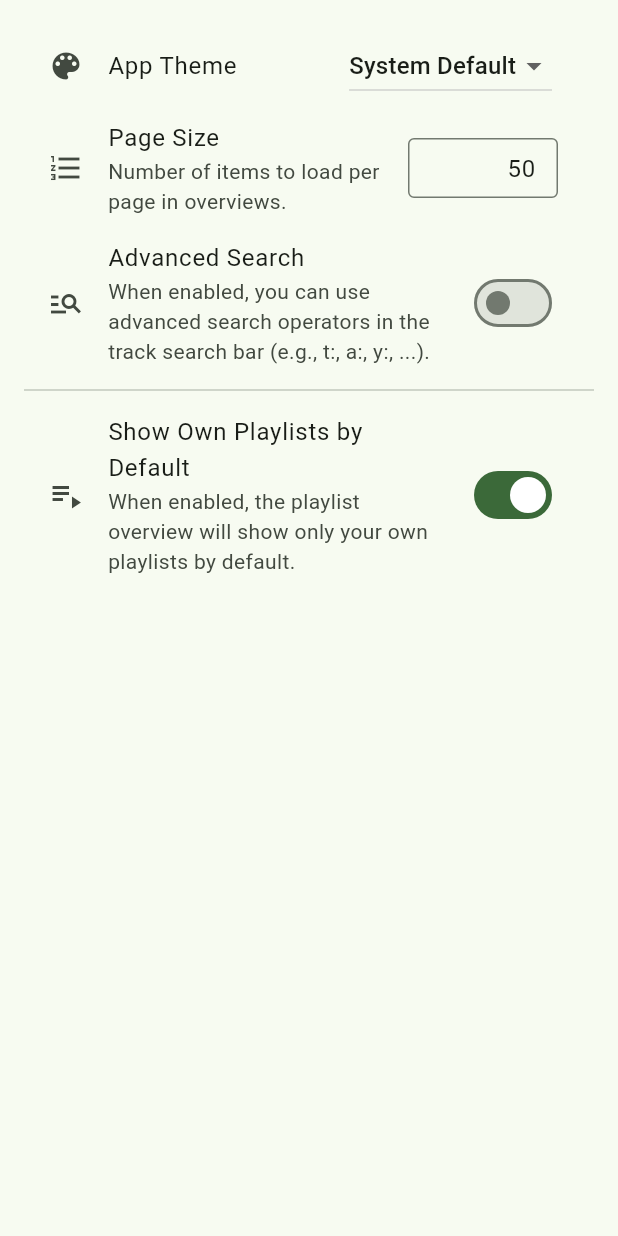
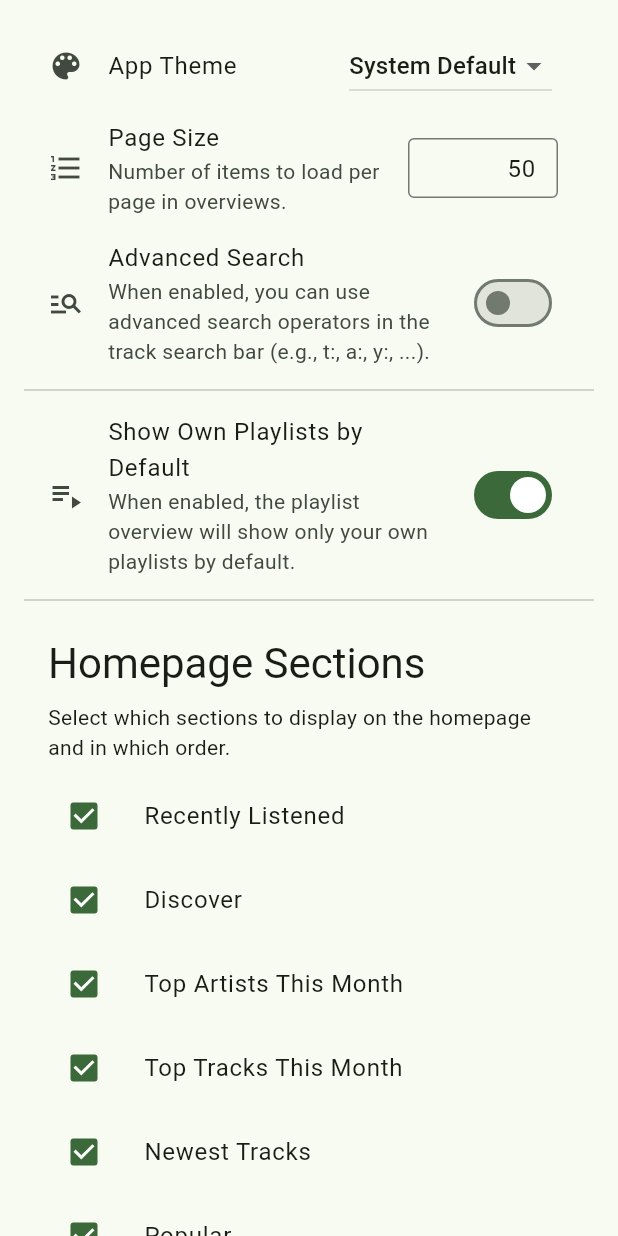
Before and after one commit to mickkc/vibin-app, a Flutter app: the AppSettingsPage screen opened by its route, on a phone screen of 412 x 824 dp. Run offline on Flutter 3.47's test engine with Material 3 defaults, Android fonts, the phone set to English and light mode, and no system bars; drawn by our look-alikes of dynamic_color; our stand-ins replace audio_service, dio, file_picker, flutter_secure_storage, flutter_typeahead, get_it and 7 more; missing offline and left inert: dbus, just_audio_media_kit; accounts and stored records are empty; generated files the repository leaves out were written again; Roboto replaces fonts that are missing (Roboto Flex).

Commit message:
feat: add homepage sections settings

```diff
--- a/lib/l10n/app_de.arb
+++ b/lib/l10n/app_de.arb
@@ -151,5 +151,8 @@
   "settings_app_advanced_track_search_description": "Ermöglicht die Verwendung von erweiterten Suchoperatoren in der Track-Suche (z.B. t:, a:, y:, ...).",
 
   "settings_app_show_own_playlists_by_default": "Eigene Playlists standardmäßig anzeigen",
-  "settings_app_show_own_playlists_by_default_description": "Wenn aktiviert, werden in der Playlist-Übersicht standardmäßig nur deine eigenen Playlists angezeigt."
+  "settings_app_show_own_playlists_by_default_description": "Wenn aktiviert, werden in der Playlist-Übersicht standardmäßig nur deine eigenen Playlists angezeigt.",
+
+  "settings_app_homepage_sections_title": "Startseiten-Abschnitte",
+  "settings_app_homepage_sections_description": "Wähle die Abschnitte aus, die auf der Startseite angezeigt werden sollen, und ordne sie per Drag & Drop neu an."
 }
--- a/lib/l10n/app_en.arb
+++ b/lib/l10n/app_en.arb
@@ -151,5 +151,8 @@
   "settings_app_advanced_track_search_description": "When enabled, you can use advanced search operators in the track search bar (e.g., t:, a:, y:, ...).",
 
   "settings_app_show_own_playlists_by_default": "Show Own Playlists by Default",
-  "settings_app_show_own_playlists_by_default_description": "When enabled, the playlist overview will show only your own playlists by default."
+  "settings_app_show_own_playlists_by_default_description": "When enabled, the playlist overview will show only your own playlists by default.",
+
+  "settings_app_homepage_sections_title": "Homepage Sections",
+  "settings_app_homepage_sections_description": "Select which sections to display on the homepage and in which order."
 }
--- a/lib/l10n/app_localizations.dart
+++ b/lib/l10n/app_localizations.dart
@@ -859,6 +859,18 @@ abstract class AppLocalizations {
   /// In en, this message translates to:
   /// **'When enabled, the playlist overview will show only your own playlists by default.'**
   String get settings_app_show_own_playlists_by_default_description;
+
+  /// No description provided for @settings_app_homepage_sections_title.
+  ///
+  /// In en, this message translates to:
+  /// **'Homepage Sections'**
+  String get settings_app_homepage_sections_title;
+
+  /// No description provided for @settings_app_homepage_sections_description.
+  ///
+  /// In en, this message translates to:
+  /// **'Select which sections to display on the homepage and in which order.'**
+  String get settings_app_homepage_sections_description;
 }
 
 class _AppLocalizationsDelegate
--- a/lib/l10n/app_localizations_de.dart
+++ b/lib/l10n/app_localizations_de.dart
@@ -404,4 +404,11 @@ class AppLocalizationsDe extends AppLocalizations {
   @override
   String get settings_app_show_own_playlists_by_default_description =>
       'Wenn aktiviert, werden in der Playlist-Übersicht standardmäßig nur deine eigenen Playlists angezeigt.';
+
+  @override
+  String get settings_app_homepage_sections_title => 'Startseiten-Abschnitte';
+
+  @override
+  String get settings_app_homepage_sections_description =>
+      'Wähle die Abschnitte aus, die auf der Startseite angezeigt werden sollen, und ordne sie per Drag & Drop neu an.';
 }
--- a/lib/l10n/app_localizations_en.dart
+++ b/lib/l10n/app_localizations_en.dart
@@ -401,4 +401,11 @@ class AppLocalizationsEn extends AppLocalizations {
   @override
   String get settings_app_show_own_playlists_by_default_description =>
       'When enabled, the playlist overview will show only your own playlists by default.';
+
+  @override
+  String get settings_app_homepage_sections_title => 'Homepage Sections';
+
+  @override
+  String get settings_app_homepage_sections_description =>
+      'Select which sections to display on the homepage and in which order.';
 }
--- a/lib/pages/settings/app_settings_page.dart
+++ b/lib/pages/settings/app_settings_page.dart
@@ -2,6 +2,7 @@ import 'package:flutter/material.dart';
 import 'package:vibin_app/settings/setting_definitions.dart';
 import 'package:vibin_app/settings/settings_manager.dart';
 import 'package:vibin_app/widgets/settings/bool_settings_field.dart';
+import 'package:vibin_app/widgets/settings/homepage_sections_list.dart';
 import 'package:vibin_app/widgets/settings/int_settings_field.dart';
 
 import '../../l10n/app_localizations.dart';
@@ -86,6 +87,10 @@ class _AppSettingsPageState extends State<AppSettingsPage> {
             description: lm.settings_app_show_own_playlists_by_default_description,
             icon: Icons.playlist_play
           ),
+
+          Divider(),
+
+          HomepageSectionsList()
         ],
       ),
     );
--- a/lib/settings/setting_definitions.dart
+++ b/lib/settings/setting_definitions.dart
@@ -1,9 +1,12 @@
 import 'package:flutter/material.dart';
 import 'package:vibin_app/settings/settings_key.dart';
+import 'package:vibin_app/widgets/settings/homepage_sections_list.dart';
 
 class Settings {
   static final themeMode = EnumSettingsKey("themeMode", ThemeMode.system, ThemeMode.values);
   static final showOwnPlaylistsByDefault = BoolSettingsKey("showOwnPlaylistsByDefault", true);
   static final advancedTrackSearch = BoolSettingsKey("advancedTrackSearch", false);
   static final pageSize = IntSettingsKey("pageSize", 50);
+  static final homepageSections = OrderedMapSettingsKey("homepageSections",
+      HomepageSectionsList.sections.map((key) => Entry<String, String>(key, true.toString())).toList());
 }
--- a/lib/settings/settings_key.dart
+++ b/lib/settings/settings_key.dart
@@ -54,3 +54,29 @@ class EnumSettingsKey<T> extends SettingsKey<T> {
   @override
   String serialize(T value) => value.toString().split('.').last;
 }
+
+class Entry<K, V> {
+  final K key;
+  V value;
+
+  Entry(this.key, this.value);
+}
+
+class OrderedMapSettingsKey extends SettingsKey<List<Entry<String, String>>> {
+  const OrderedMapSettingsKey(super.key, super.defaultValue);
+
+  @override
+  List<Entry<String, String>> parse(String value) {
+    if (value.isEmpty) return [];
+    return value.split(',').map((e) {
+      final parts = e.split(':');
+      if (parts.length != 2) return Entry('', '');
+      return Entry(parts[0], parts[1]);
+    }).where((e) => e.key.isNotEmpty).toList();
+  }
+
+  @override
+  String serialize(List<Entry<String, String>> value) {
+    return value.map((e) => '${e.key}:${e.value}').join(',');
+  }
+}
--- /dev/null
+++ b/lib/widgets/settings/homepage_sections_list.dart
@@ -0,0 +1,136 @@
+import 'package:flutter/material.dart';
+import 'package:vibin_app/l10n/app_localizations.dart';
+import 'package:vibin_app/settings/setting_definitions.dart';
+import 'package:vibin_app/settings/settings_key.dart';
+import 'package:vibin_app/settings/settings_manager.dart';
+
+import '../../main.dart';
+
+class HomepageSectionsList extends StatefulWidget {
+  const HomepageSectionsList({super.key});
+
+  @override
+  State<HomepageSectionsList> createState() => _HomepageSectionsListState();
+
+  static List<String> sections = [
+    "RECENTLY_LISTENED",
+    "EXPLORE",
+    "TOP_ARTISTS",
+    "TOP_TRACKS",
+    "NEW_RELEASES",
+    "POPULAR",
+    "PLAYLISTS"
+  ];
+}
+
+class _HomepageSectionsListState extends State<HomepageSectionsList> {
+
+  final SettingsManager settingsManager = getIt<SettingsManager>();
+
+  late List<Entry<String, String>> selectedSections;
+  late final lm = AppLocalizations.of(context)!;
+
+  String getSectionName(String key) {
+
+    switch (key) {
+      case "RECENTLY_LISTENED":
+        return lm.section_recently_listened;
+      case "EXPLORE":
+        return lm.section_random_tracks;
+      case "TOP_ARTISTS":
+        return lm.section_top_artists;
+      case "TOP_TRACKS":
+        return lm.section_top_tracks;
+      case "NEW_RELEASES":
+        return lm.section_newest_tracks;
+      case "POPULAR":
+        return lm.section_popular_items;
+      case "PLAYLISTS":
+        return lm.section_playlists;
+      default:
+        return key;
+    }
+  }
+
+  @override
+  void initState() {
+    selectedSections = settingsManager.get(Settings.homepageSections);
+    for (final entry in HomepageSectionsList.sections) {
+      if (!selectedSections.any((s) => s.key == entry)) {
+        selectedSections.add(Entry<String, String>(entry, true.toString()));
+      }
+    }
+    settingsManager.set(Settings.homepageSections, selectedSections);
+    super.initState();
+  }
+
+  void toggleSection(String sectionKey) {
+    setState(() {
+      final section = selectedSections.firstWhere((s) => s.key == sectionKey);
+      section.value = (section.value == false.toString()).toString();
+    });
+    save();
+  }
+
+  void save() {
+    settingsManager.set(Settings.homepageSections, selectedSections);
+  }
+
+  @override
+  Widget build(BuildContext context) {
+    return Column(
+      spacing: 8,
+      mainAxisSize: MainAxisSize.min,
+      crossAxisAlignment: CrossAxisAlignment.start,
+      children: [
+        Padding(
+          padding: const EdgeInsets.fromLTRB(16.0, 16.0, 16.0, 0.0),
+          child: Column(
+            spacing: 8,
+            crossAxisAlignment: CrossAxisAlignment.start,
+            mainAxisSize: MainAxisSize.min,
+            children: [
+              Text(
+                lm.settings_app_homepage_sections_title,
+                style: Theme.of(context).textTheme.headlineMedium,
+              ),
+              Text(
+                lm.settings_app_homepage_sections_description,
+                style: Theme.of(context).textTheme.bodyMedium,
+              )
+            ],
+          )
+        ),
+        ReorderableListView(
+          physics: NeverScrollableScrollPhysics(),
+          shrinkWrap: true,
+          children: [
+            for (int index = 0; index < selectedSections.length; index++)
+              ListTile(
+                key: Key('$index'),
+                title: Text(getSectionName(selectedSections[index].key)),
+                leading: Checkbox(
+                  value: selectedSections[index].value == true.toString(),
+                  onChanged: (value) {
+                    toggleSection(selectedSections[index].key);
+                  },
+                ),
+              ),
+          ],
+          onReorder: (int oldIndex, int newIndex) {
+            setState(() {
+              if (newIndex > oldIndex) {
+                newIndex -= 1;
+              }
+              final key = selectedSections.elementAt(oldIndex);
+              final section = selectedSections.firstWhere((s) => s.key == key.key);
+              selectedSections.remove(section);
+              selectedSections.insert(newIndex, section);
+              save();
+            });
+          },
+        ),
+      ],
+    );
+  }
+}
```
Also changed, not shown: lib/pages/home_page.dart (+29 -24 lines).
